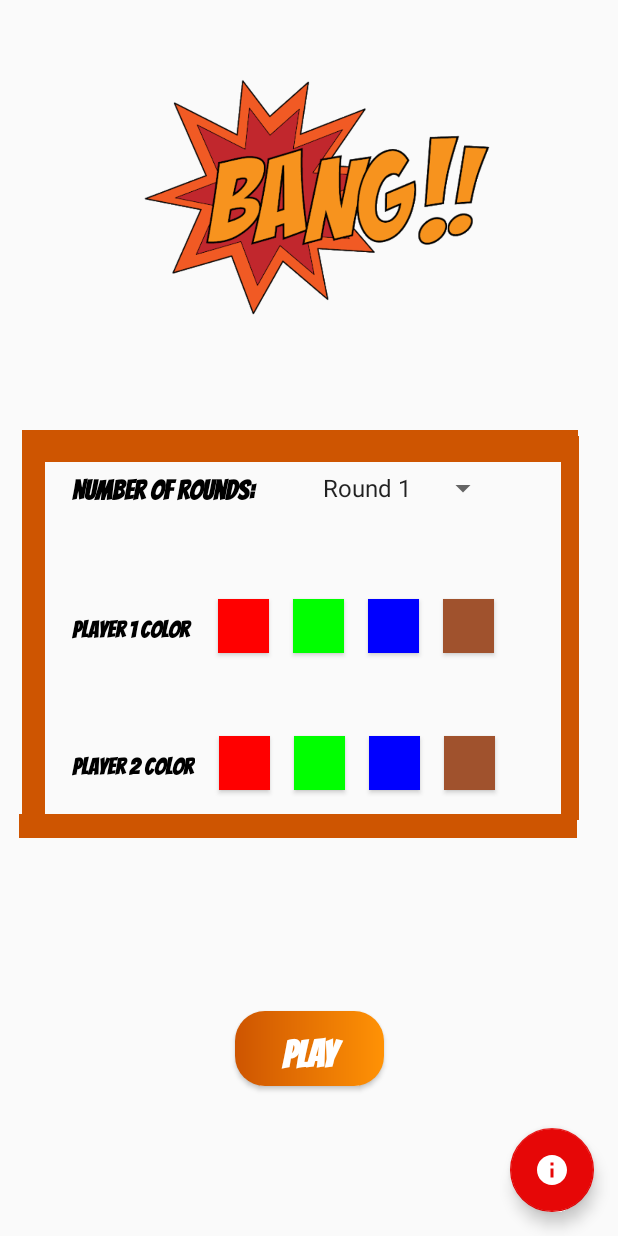
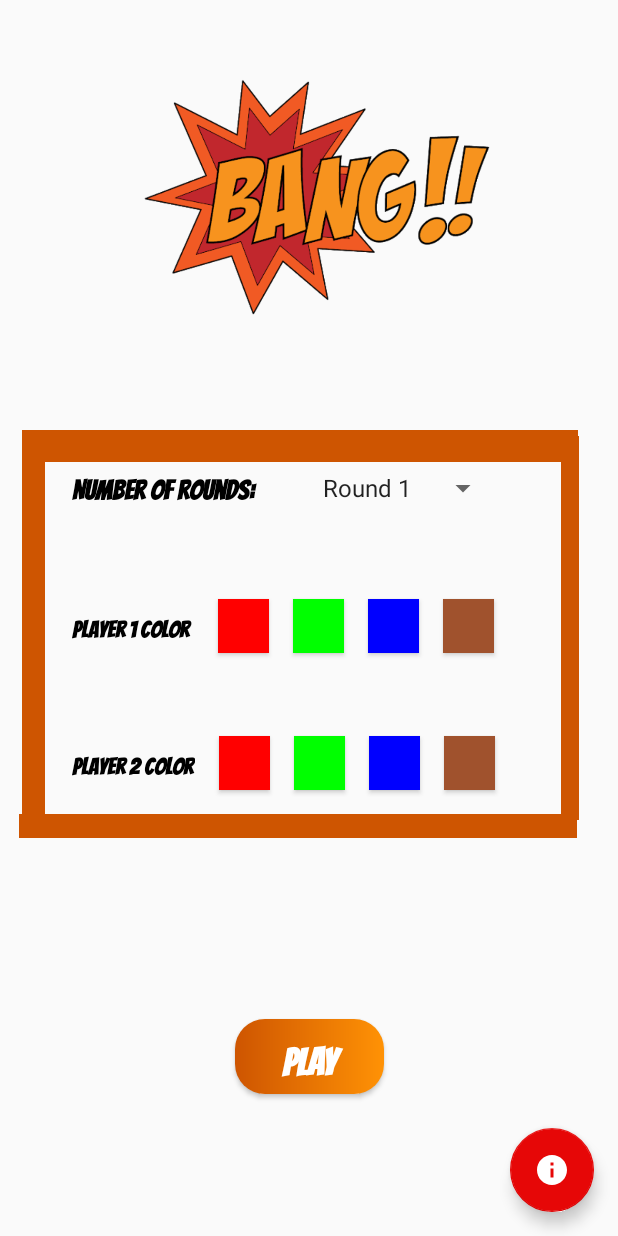
Before and after one commit to slashkoopa/CS128PROJECT, an Android app: the screen it shows after launch (MainActivity), on a phone screen of 412 x 824 dp. Run offline under Robolectric (Android 15) with nearby library versions, the phone set to English and light mode, and no system bars; Roboto replaces fonts that are not available here.

Commit message:
Fixed margins

```diff
--- a/app/src/main/java/com/example/cs128_project/Game_Activity.java
+++ b/app/src/main/java/com/example/cs128_project/Game_Activity.java
@@ -242,6 +242,7 @@ public class Game_Activity extends AppCompatActivity {
         stoptime.reset();
         startActivity(intent);
     }
+
     //reloads activity with new value
     public void resetGame(int currentrounds, int p1points, int p2points){
         currentrounds++;
--- a/app/src/main/java/com/example/cs128_project/game_result.java
+++ b/app/src/main/java/com/example/cs128_project/game_result.java
@@ -102,6 +102,7 @@ public class    game_result extends AppCompatActivity {
     }
     public void tryAgain(View view) {
         startActivity(new Intent(getApplicationContext(),MainActivity.class));
+
     }
 
     @Override
--- a/app/src/main/res/layout/activity_main.xml
+++ b/app/src/main/res/layout/activity_main.xml
@@ -25,7 +25,8 @@
         android:id="@+id/button"
         android:layout_width="99dp"
         android:layout_height="50dp"
-        android:layout_marginBottom="100dp"
+        android:layout_marginTop="90dp"
+        android:layout_marginBottom="64dp"
         android:background="@drawable/gradient_button"
         android:onClick="startGame"
         android:text="PLAY"
@@ -36,8 +37,7 @@
         app:layout_constraintBottom_toBottomOf="parent"
         app:layout_constraintEnd_toEndOf="parent"
         app:layout_constraintStart_toStartOf="parent"
-        app:layout_constraintTop_toBottomOf="@+id/textView7"
-        app:layout_constraintVertical_bias="1.0" />
+        app:layout_constraintTop_toBottomOf="@+id/textView7" />
 
     <android.support.design.widget.FloatingActionButton
         android:id="@+id/fab"
```
